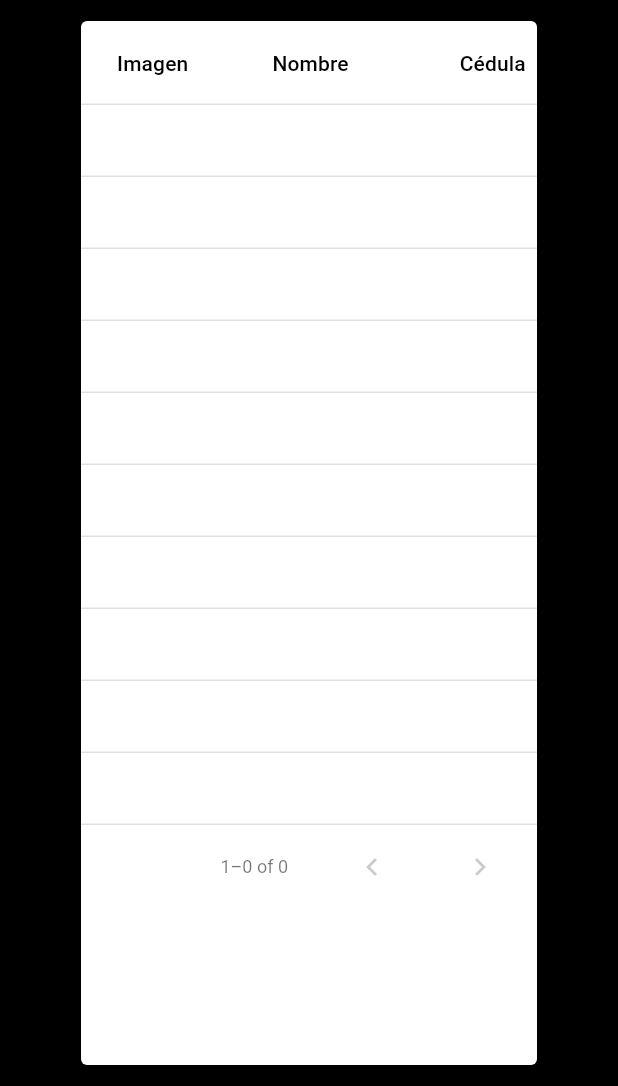
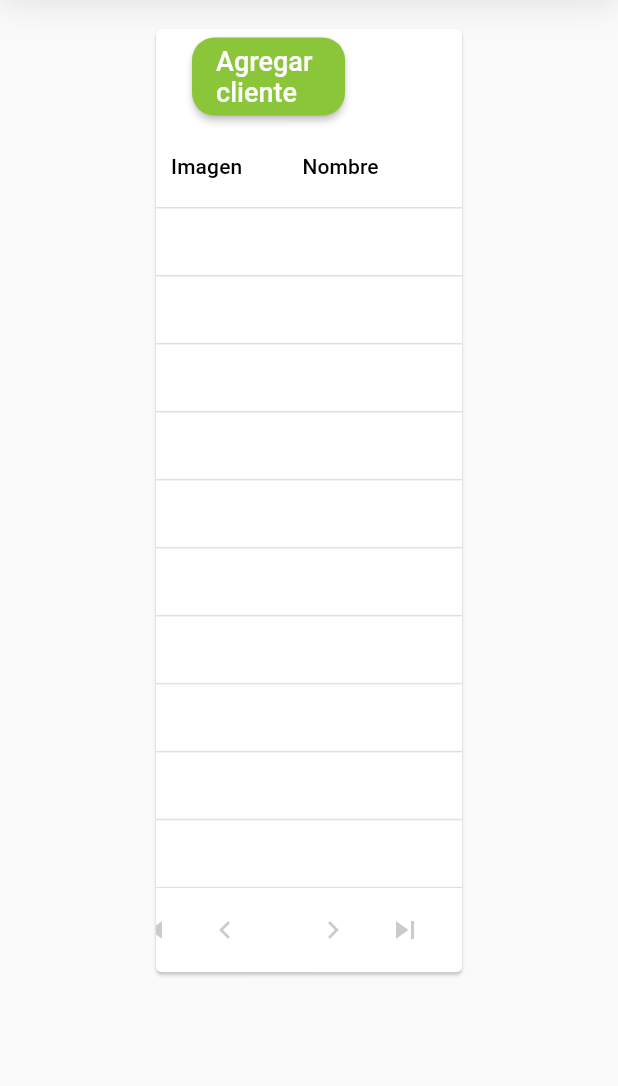
Before and after one commit to lcmurillor/hotel_primavera, a Flutter app: the MainLayoutPage screen opened by its route, on a phone screen of 412 x 824 dp, the part 150-1236 px from its top. Run offline on Flutter 3.47's test engine with Material 2 defaults, Android fonts, the phone set to English and light mode, and no system bars; our stand-ins replace email_validator, firebase_auth, firebase_core, firebase_database, fluro, flutter_svg and 1 more; accounts and stored records are empty.

Commit message:
Implementación de la consulta de cliente completa y creación de la vista de cambiar contraseña.

```diff
--- a/lib/layouts/main_layout_page.dart
+++ b/lib/layouts/main_layout_page.dart
@@ -40,12 +40,16 @@ class MainLayoutPage extends StatelessWidget {
       BuildContext context, double padding) {
     return PreferredSize(
         preferredSize: const Size.fromHeight(100),
+        child: Container(
+          decoration: const BoxDecoration(boxShadow: [
+            BoxShadow(
+                color: Colors.black12, offset: Offset(0, 0), blurRadius: 20)
+          ], color: Colors.white),
           child: Row(children: [
             ///Imagen con el logo del Hotel Primavera.
             Container(
+                color: ColorStyle.mainIceBlue,
                 width: size.width * 0.20,
-              // height: size.height,
-              color: ColorStyle.mainIceBlue,
                 child: Center(
                     child: SvgPicture.asset('assets/logo.svg',
                         semanticsLabel: 'Logo Hotel Primavera',
@@ -65,7 +69,8 @@ class MainLayoutPage extends StatelessWidget {
                             height: 0,
                             label: 'Buscar cliente',
                             icon: Icons.search,
-                          onChanged: (value) => searchFormProvider.info = value,
+                            onChanged: (value) =>
+                                searchFormProvider.info = value,
                             validator: (value) {
                               if (value == null || value.isEmpty) {
                                 return 'No ha ingresado nungun dato de busqueda.';
@@ -109,8 +114,9 @@ class MainLayoutPage extends StatelessWidget {
                                 textAlign: TextAlign.center),
                             shape: RoundedRectangleBorder(
                                 borderRadius: BorderRadius.circular(25)),
-                          content:
-                              Column(mainAxisSize: MainAxisSize.min, children: [
+                            content: Column(
+                                mainAxisSize: MainAxisSize.min,
+                                children: [
                                   Text(
                                       "¿Está seguro que desa cerrar la sesión actual?",
                                       style: CustomTextStyle.robotoMedium,
@@ -123,7 +129,8 @@ class MainLayoutPage extends StatelessWidget {
                                 () => FirebaseAuthService.signOut(context)));
                       })),
             )
-        ]));
+          ]),
+        ));
   }
 }
 
--- a/lib/routers/router.dart
+++ b/lib/routers/router.dart
@@ -7,12 +7,16 @@ class Flurorouter {
 
   static String rootRoute = '/';
   static String dashboardRoute = '/dashboard';
+  static String changePassword = '/changePassword';
 
   static void configureRoutes() {
     router.define(rootRoute,
         handler: MainHandlers.login, transitionType: TransitionType.none);
     router.define(dashboardRoute,
         handler: MainHandlers.dashboard, transitionType: TransitionType.none);
+    router.define(changePassword,
+        handler: MainHandlers.changePassword,
+        transitionType: TransitionType.none);
 
     router.notFoundHandler = MainHandlers.notFound;
   }
--- a/lib/routers/router_handler.dart
+++ b/lib/routers/router_handler.dart
@@ -18,6 +18,10 @@ class MainHandlers {
     }
   });
 
+  static Handler changePassword = Handler(handlerFunc: (context, parameters) {
+    return const LoginLayoutPage(child: ChangePasswordView());
+  });
+
   static Handler notFound = Handler(handlerFunc: (context, parameters) {
     return const PageNotFoundView();
   });
--- a/lib/view/dashboard_view.dart
+++ b/lib/view/dashboard_view.dart
@@ -1,8 +1,8 @@
 import 'package:flutter/material.dart';
-import 'package:hotel_primavera_app/widgets/widgets.dart';
 
 import '../providers/providers.dart';
 import '../sources/sources.dart';
+import '../widgets/widgets.dart';
 
 class DashboardView extends StatelessWidget {
   const DashboardView({Key? key}) : super(key: key);
@@ -12,17 +12,27 @@ class DashboardView extends StatelessWidget {
     final size = MediaQuery.of(context).size;
     final clientProvider = Provider.of<ClientProvider>(context);
     final clientsDataSource = ClientDataTableSources(clientProvider.clients);
-    return Container(
+    return SizedBox(
         width: size.width,
         height: size.height - 100,
-        color: Colors.black,
         child: Container(
-          width: 800,
-          height: 500,
-          padding: const EdgeInsets.symmetric(horizontal: 50, vertical: 10),
+          padding:
+              const EdgeInsets.only(left: 100, right: 100, bottom: 30, top: 15),
+          child: SingleChildScrollView(
             child: PaginatedDataTable(
+              dataRowHeight: size.height * 0.055,
+              columnSpacing: 40,
+              horizontalMargin: 10,
+              rowsPerPage: 10,
+              showFirstLastButtons: true,
               sortAscending: clientProvider.ascending,
               sortColumnIndex: clientProvider.sortColumIndex,
+              source: clientsDataSource,
+              header: Container(
+                  alignment: Alignment.centerLeft,
+                  padding: const EdgeInsets.symmetric(vertical: 6),
+                  child:
+                      PrimaryButton(text: 'Agregar cliente', onPressed: () {})),
               columns: [
                 const DataColumn(label: Text('Imagen')),
                 DataColumn(
@@ -55,22 +65,12 @@ class DashboardView extends StatelessWidget {
                     label: const Text('Empresa'),
                     onSort: (index, __) {
                       clientProvider.sortColumIndex = index;
-                    clientProvider.sort<String>((client) => client.enterprise);
+                      clientProvider
+                          .sort<String>((client) => client.enterprise);
                     }),
-              // const DataColumn(label: Text('UID')),
                 const DataColumn(label: Text('Consultar')),
               ],
-            source: clientsDataSource,
-            // actions: [
-            //   PrimaryButton(
-            //       text: "Hola",
-            //       onPressed: () {
-            //         print('Hola');
-            //       })
-            // ],
-            onPageChanged: (page) {
-              //Imprimir la pagina en la que estamos
-            },
+            ),
           ),
         ));
   }
--- a/lib/view/views.dart
+++ b/lib/view/views.dart
@@ -1,3 +1,4 @@
 export 'package:hotel_primavera_app/view/dashboard_view.dart';
 export 'package:hotel_primavera_app/view/login_view.dart';
 export 'package:hotel_primavera_app/view/page_not_found_view.dart';
+export 'package:hotel_primavera_app/view/change_password_view.dart';
--- a/lib/widgets/login_card.dart
+++ b/lib/widgets/login_card.dart
@@ -1,5 +1,6 @@
 import '../models/models.dart';
 import '../providers/providers.dart';
+import '../routers/routers.dart';
 import '../services/services.dart';
 import '../themes/themes.dart';
 import '../widgets/widgets.dart';
@@ -99,7 +100,7 @@ class _LoginForm extends StatelessWidget {
               text: '¿Olvidaste tu contraseña?',
               fontSize: 16,
               onPressed: () {
-                Navigator.pushReplacementNamed(context, 'passwordRequest');
+                NavigationService.navigateTo(Flurorouter.changePassword);
               })
         ]));
   }
--- a/lib/widgets/widgets.dart
+++ b/lib/widgets/widgets.dart
@@ -1,3 +1,5 @@
+export 'package:hotel_primavera_app/widgets/change_password_card.dart';
+
 export 'package:hotel_primavera_app/widgets/button_primary.dart';
 export 'package:hotel_primavera_app/widgets/button_secondary.dart';
 export 'package:hotel_primavera_app/widgets/login_card.dart';
```
Also changed, not shown: lib/sources/client_sources.dart (+6 -5 lines), lib/view/change_password_view.dart (added, +16 -0 lines), lib/widgets/change_password_card.dart (added, +39 -0 lines), assets/loading_icon.gif (added). Lines whose indentation alone changed are shown as unchanged.
